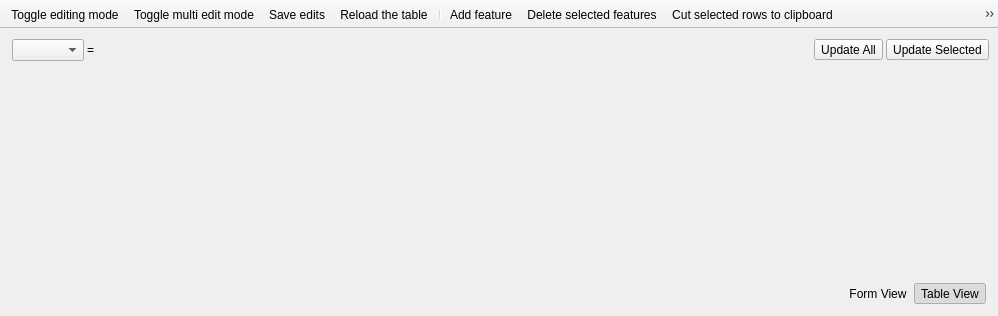
Qt form enmapbox/externals/qps/ui/attributetablewidget.ui (jakimowb/enmapbox_testmigration2) before a commit.
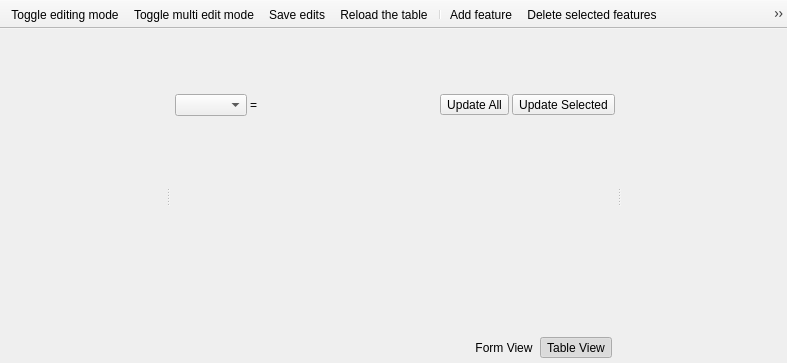
The same form after that commit. Icons and pictures are not drawn. Custom widgets are drawn as their Qt base class.

The edit to the form file:
```diff
--- a/enmapbox/externals/qps/ui/attributetablewidget.ui
+++ b/enmapbox/externals/qps/ui/attributetablewidget.ui
@@ -6,8 +6,8 @@
    <rect>
     <x>0</x>
     <y>0</y>
-    <width>998</width>
-    <height>316</height>
+    <width>787</width>
+    <height>363</height>
    </rect>
   </property>
   <property name="windowTitle">
@@ -20,7 +20,45 @@
    </size>
   </property>
   <widget class="QWidget" name="centralwidget">
-   <layout class="QVBoxLayout" name="verticalLayout">
+   <layout class="QHBoxLayout" name="horizontalLayout">
+    <property name="spacing">
+     <number>0</number>
+    </property>
+    <property name="leftMargin">
+     <number>0</number>
+    </property>
+    <property name="topMargin">
+     <number>0</number>
+    </property>
+    <property name="rightMargin">
+     <number>0</number>
+    </property>
+    <property name="bottomMargin">
+     <number>0</number>
+    </property>
+    <item>
+     <widget class="QSplitter" name="splitter">
+      <property name="orientation">
+       <enum>Qt::Horizontal</enum>
+      </property>
+      <widget class="QWidget" name="widgetRight" native="true"/>
+      <widget class="QWidget" name="widgetCenter" native="true">
+       <layout class="QVBoxLayout" name="verticalLayout_2">
+        <property name="spacing">
+         <number>2</number>
+        </property>
+        <property name="leftMargin">
+         <number>2</number>
+        </property>
+        <property name="topMargin">
+         <number>2</number>
+        </property>
+        <property name="rightMargin">
+         <number>2</number>
+        </property>
+        <property name="bottomMargin">
+         <number>2</number>
+        </property>
     <item>
      <widget class="QFrame" name="mUpdateExpressionBox">
       <layout class="QHBoxLayout" name="horizontalLayout_3">
@@ -86,7 +124,7 @@
      </widget>
     </item>
     <item>
-     <widget class="QgsDualView" name="mMainView"/>
+         <widget class="QgsDualView" name="mMainView" native="true"/>
     </item>
     <item>
      <layout class="QHBoxLayout">
@@ -165,7 +203,18 @@
     </item>
    </layout>
   </widget>
+      <widget class="QWidget" name="widgetLeft" native="true"/>
+     </widget>
+    </item>
+   </layout>
+  </widget>
   <widget class="QToolBar" name="mToolbar">
+   <property name="sizePolicy">
+    <sizepolicy hsizetype="Preferred" vsizetype="Preferred">
+     <horstretch>0</horstretch>
+     <verstretch>0</verstretch>
+    </sizepolicy>
+   </property>
    <property name="windowTitle">
     <string>toolBar</string>
    </property>
@@ -542,7 +591,7 @@
   </customwidget>
   <customwidget>
    <class>QgsDualView</class>
-   <extends>QStackedWidget</extends>
+   <extends>QWidget</extends>
    <header>qgis.gui</header>
    <container>1</container>
   </customwidget>
```
Left out of the diff: 2 changed lines with no effect on the pictures. Lines whose indentation alone changed are shown as unchanged.
